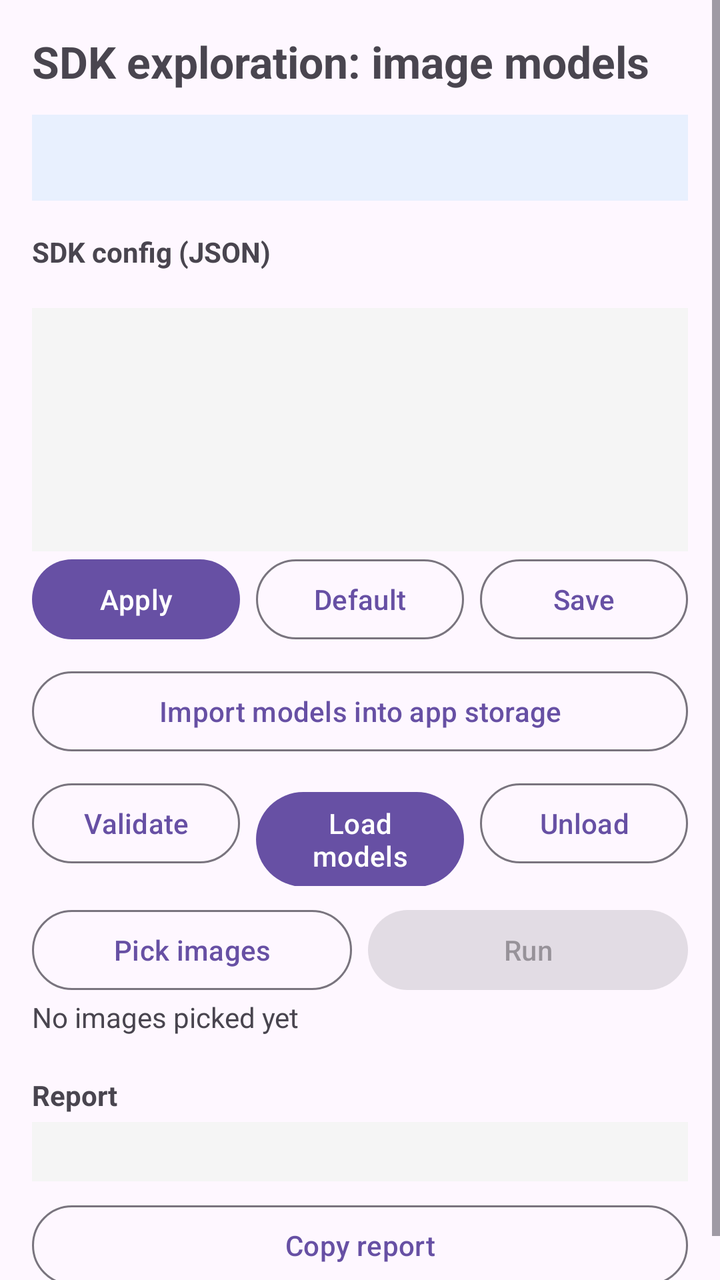
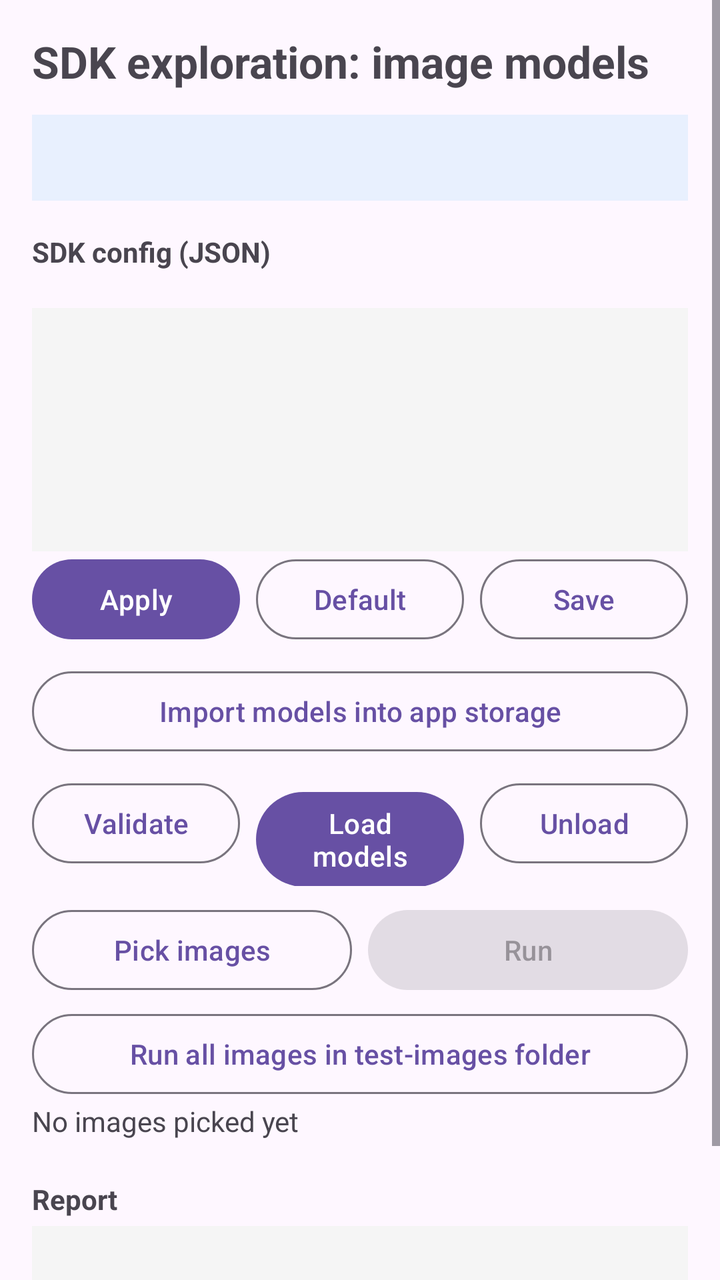

The first picture is an Android layout as it rendered before a commit; the second is the same layout after the commit. The layout source and the unified diff follow.
<!-- AndroidManifest.xml: application theme Theme.TANUHDemo -->
<!-- res/layout/activity_sdk_test.xml -->
<?xml version="1.0" encoding="utf-8"?>
<ScrollView xmlns:android="http://schemas.android.com/apk/res/android"
    android:id="@+id/sdkRoot"
    android:layout_width="match_parent"
    android:layout_height="match_parent"
    android:fillViewport="true">

    <LinearLayout
        android:layout_width="match_parent"
        android:layout_height="wrap_content"
        android:orientation="vertical"
        android:padding="16dp">

        <TextView
            android:layout_width="match_parent"
            android:layout_height="wrap_content"
            android:text="@string/sdk_title"
            android:textSize="22sp"
            android:textStyle="bold" />

        <TextView
            android:id="@+id/sdkStatus"
            android:layout_width="match_parent"
            android:layout_height="wrap_content"
            android:layout_marginTop="12dp"
            android:background="#E8F0FE"
            android:padding="12dp"
            android:textColor="#202124"
            android:textAppearance="@style/TextAppearance.MaterialComponents.Body2" />

        <TextView
            android:layout_width="match_parent"
            android:layout_height="wrap_content"
            android:layout_marginTop="16dp"
            android:text="@string/sdk_config_label"
            android:textStyle="bold" />

        <TextView
            android:id="@+id/configSource"
            android:layout_width="match_parent"
            android:layout_height="wrap_content"
            android:textIsSelectable="true"
            android:textSize="11sp" />

        <EditText
            android:id="@+id/configEdit"
            android:layout_width="match_parent"
            android:layout_height="wrap_content"
            android:layout_marginTop="4dp"
            android:background="#F5F5F5"
            android:fontFamily="monospace"
            android:gravity="top|start"
            android:importantForAutofill="no"
            android:inputType="textMultiLine|textNoSuggestions"
            android:maxLines="16"
            android:minLines="8"
            android:padding="8dp"
            android:scrollbars="vertical"
            android:textColor="#202124"
            android:textSize="11sp" />

        <LinearLayout
            android:layout_width="match_parent"
            android:layout_height="wrap_content"
            android:orientation="horizontal">

            <Button
                android:id="@+id/applyConfigButton"
                android:layout_width="0dp"
                android:layout_height="wrap_content"
                android:layout_weight="1"
                android:text="@string/sdk_apply" />

            <Button
                android:id="@+id/resetConfigButton"
                style="?attr/materialButtonOutlinedStyle"
                android:layout_width="0dp"
                android:layout_height="wrap_content"
                android:layout_marginStart="8dp"
                android:layout_weight="1"
                android:text="@string/sdk_reset" />

            <Button
                android:id="@+id/saveConfigButton"
                style="?attr/materialButtonOutlinedStyle"
                android:layout_width="0dp"
                android:layout_height="wrap_content"
                android:layout_marginStart="8dp"
                android:layout_weight="1"
                android:text="@string/sdk_save" />
        </LinearLayout>

        <Button
            android:id="@+id/importModelsButton"
            style="?attr/materialButtonOutlinedStyle"
            android:layout_width="match_parent"
            android:layout_height="wrap_content"
            android:layout_marginTop="8dp"
            android:text="@string/sdk_import_models" />

        <LinearLayout
            android:layout_width="match_parent"
            android:layout_height="wrap_content"
            android:layout_marginTop="8dp"
            android:orientation="horizontal">

            <Button
                android:id="@+id/validateButton"
                style="?attr/materialButtonOutlinedStyle"
                android:layout_width="0dp"
                android:layout_height="wrap_content"
                android:layout_weight="1"
                android:text="@string/sdk_validate" />

            <Button
                android:id="@+id/loadButton"
                android:layout_width="0dp"
                android:layout_height="wrap_content"
                android:layout_marginStart="8dp"
                android:layout_weight="1"
                android:text="@string/sdk_load" />

            <Button
                android:id="@+id/unloadButton"
                style="?attr/materialButtonOutlinedStyle"
                android:layout_width="0dp"
                android:layout_height="wrap_content"
                android:layout_marginStart="8dp"
                android:layout_weight="1"
                android:text="@string/sdk_unload" />
        </LinearLayout>

        <LinearLayout
            android:layout_width="match_parent"
            android:layout_height="wrap_content"
            android:layout_marginTop="8dp"
            android:orientation="horizontal">

            <Button
                android:id="@+id/pickButton"
                style="?attr/materialButtonOutlinedStyle"
                android:layout_width="0dp"
                android:layout_height="wrap_content"
                android:layout_weight="1"
                android:text="@string/sdk_pick" />

            <Button
                android:id="@+id/runButton"
                android:layout_width="0dp"
                android:layout_height="wrap_content"
                android:layout_marginStart="8dp"
                android:layout_weight="1"
                android:enabled="false"
                android:text="@string/sdk_run" />
        </LinearLayout>

        <TextView
            android:id="@+id/pickedText"
            android:layout_width="match_parent"
            android:layout_height="wrap_content"
            android:text="@string/sdk_no_images" />

        <HorizontalScrollView
            android:layout_width="match_parent"
            android:layout_height="wrap_content"
            android:layout_marginTop="8dp">

            <LinearLayout
                android:id="@+id/previewStrip"
                android:layout_width="wrap_content"
                android:layout_height="wrap_content"
                android:orientation="horizontal" />
        </HorizontalScrollView>

        <TextView
            android:layout_width="match_parent"
            android:layout_height="wrap_content"
            android:layout_marginTop="12dp"
            android:text="@string/sdk_report_label"
            android:textStyle="bold" />

        <TextView
            android:id="@+id/reportText"
            android:layout_width="match_parent"
            android:layout_height="wrap_content"
            android:layout_marginTop="4dp"
            android:background="#F5F5F5"
            android:fontFamily="monospace"
            android:padding="8dp"
            android:textColor="#202124"
            android:textIsSelectable="true"
            android:textSize="10sp" />

        <Button
            android:id="@+id/copyReportButton"
            style="?attr/materialButtonOutlinedStyle"
            android:layout_width="match_parent"
            android:layout_height="wrap_content"
            android:layout_marginTop="8dp"
            android:text="@string/sdk_copy" />
    </LinearLayout>
</ScrollView>
<!-- resources referenced by this layout -->
<resources>
  <string name="sdk_apply">Apply</string>
  <string name="sdk_config_label">SDK config (JSON)</string>
  <string name="sdk_copy">Copy report</string>
  <string name="sdk_import_models">Import models into app storage</string>
  <string name="sdk_load">Load models</string>
  <string name="sdk_no_images">No images picked yet</string>
  <string name="sdk_pick">Pick images</string>
  <string name="sdk_report_label">Report</string>
  <string name="sdk_reset">Default</string>
  <string name="sdk_run">Run</string>
  <string name="sdk_save">Save</string>
  <string name="sdk_title">SDK exploration: image models</string>
  <string name="sdk_unload">Unload</string>
  <string name="sdk_validate">Validate</string>
  <style name="Theme.TANUHDemo" parent="Base.Theme.TANUHDemo" />
  <style name="Base.Theme.TANUHDemo" parent="Theme.Material3.DayNight.NoActionBar">
          
          
      </style>
</resources>

<!-- the commit's change to res/layout/activity_sdk_test.xml (unified diff, before → after) -->
@@ -154,6 +154,14 @@
                 android:text="@string/sdk_run" />
         </LinearLayout>
 
+        <Button
+            android:id="@+id/runFolderButton"
+            style="?attr/materialButtonOutlinedStyle"
+            android:layout_width="match_parent"
+            android:layout_height="wrap_content"
+            android:layout_marginTop="4dp"
+            android:text="@string/sdk_run_folder" />
+
         <TextView
             android:id="@+id/pickedText"
             android:layout_width="match_parent"
<!-- resource entries referenced after the edit -->
@@ -10,6 +10,7 @@
   <string name="sdk_report_label">Report</string>
   <string name="sdk_reset">Default</string>
   <string name="sdk_run">Run</string>
+  <string name="sdk_run_folder">Run all images in test-images folder</string>
   <string name="sdk_save">Save</string>
   <string name="sdk_title">SDK exploration: image models</string>
   <string name="sdk_unload">Unload</string>
